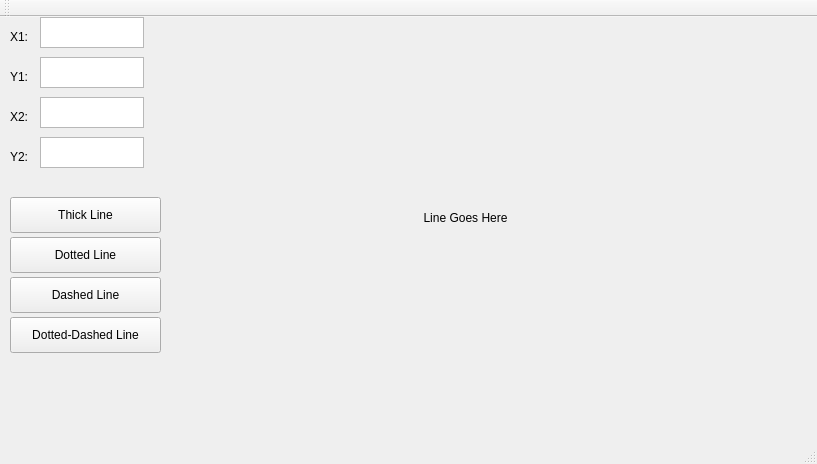
HeptaDecane/CG_SEM4, file untitled/mainwindow.ui: the form before one commit.
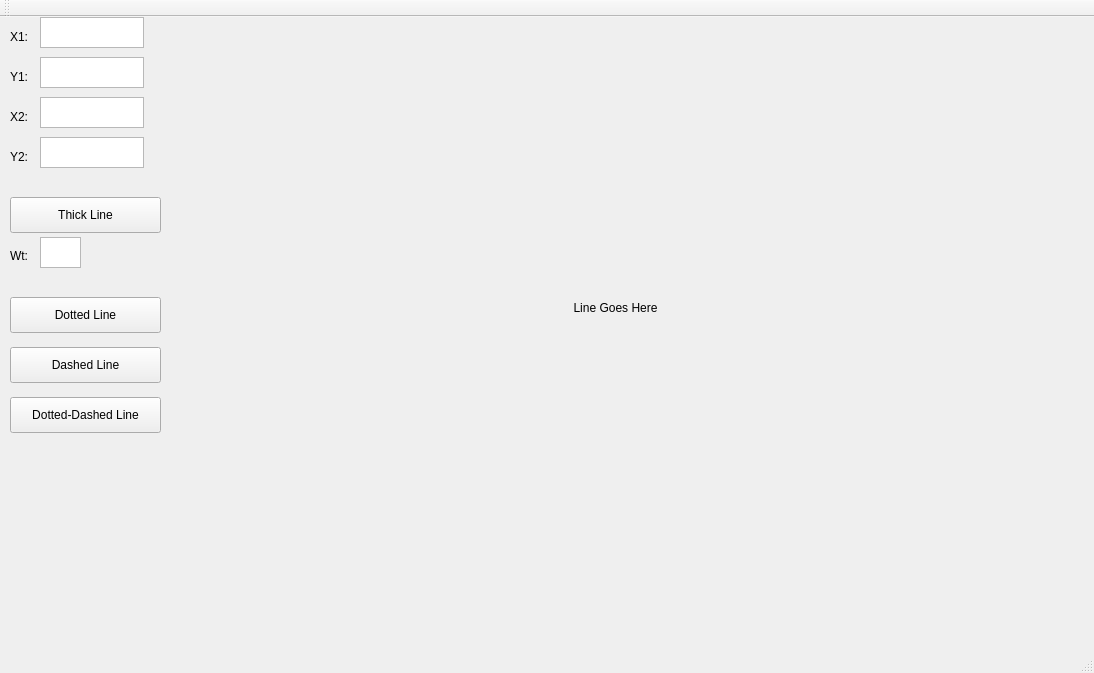
The form after the commit.

Patch:
```diff
--- a/untitled/mainwindow.ui
+++ b/untitled/mainwindow.ui
@@ -6,8 +6,8 @@
    <rect>
     <x>0</x>
     <y>0</y>
-    <width>817</width>
-    <height>464</height>
+    <width>1094</width>
+    <height>673</height>
    </rect>
   </property>
   <property name="windowTitle">
@@ -83,7 +83,7 @@
     <property name="geometry">
      <rect>
       <x>10</x>
-      <y>220</y>
+      <y>280</y>
       <width>151</width>
       <height>36</height>
      </rect>
@@ -96,7 +96,7 @@
     <property name="geometry">
      <rect>
       <x>10</x>
-      <y>300</y>
+      <y>380</y>
       <width>151</width>
       <height>36</height>
      </rect>
@@ -109,7 +109,7 @@
     <property name="geometry">
      <rect>
       <x>10</x>
-      <y>260</y>
+      <y>330</y>
       <width>151</width>
       <height>36</height>
      </rect>
@@ -161,10 +161,10 @@
    <widget class="QLabel" name="label_5">
     <property name="geometry">
      <rect>
-      <x>180</x>
+      <x>210</x>
       <y>10</y>
-      <width>571</width>
-      <height>381</height>
+      <width>811</width>
+      <height>561</height>
      </rect>
     </property>
     <property name="text">
@@ -174,6 +174,29 @@
      <set>Qt::AlignCenter</set>
     </property>
    </widget>
+   <widget class="QLabel" name="label_6">
+    <property name="geometry">
+     <rect>
+      <x>10</x>
+      <y>230</y>
+      <width>31</width>
+      <height>17</height>
+     </rect>
+    </property>
+    <property name="text">
+     <string>Wt:</string>
+    </property>
+   </widget>
+   <widget class="QTextEdit" name="textEdit_5">
+    <property name="geometry">
+     <rect>
+      <x>40</x>
+      <y>220</y>
+      <width>41</width>
+      <height>31</height>
+     </rect>
+    </property>
+   </widget>
   </widget>
   <widget class="QMenuBar" name="menuBar">
    <property name="geometry">
```
Left out of the diff: 4 changed lines with no effect on the pictures.
